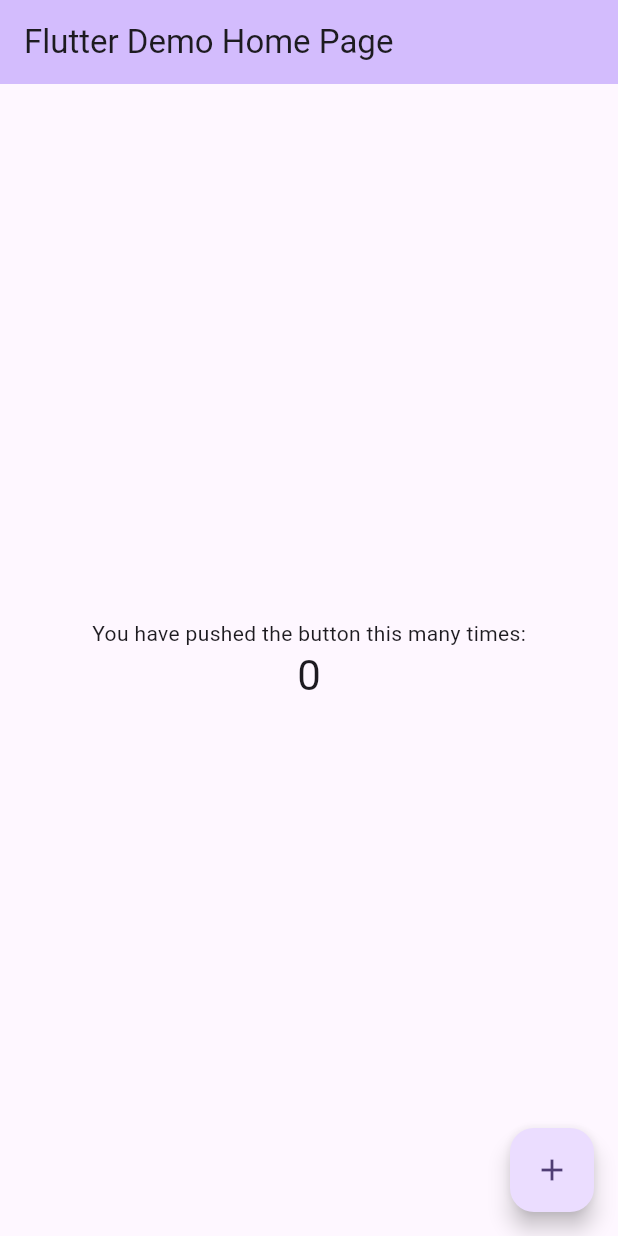
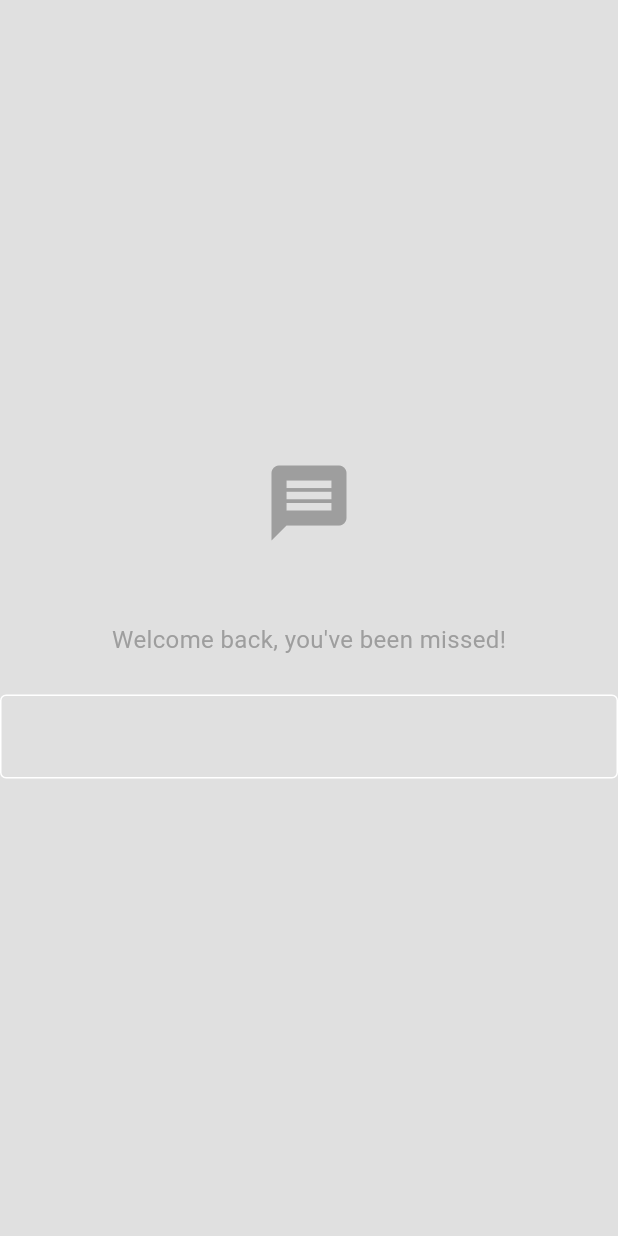
Before and after one commit to Shurrd/chat-app-flutter, a Flutter app: the screen it shows after launch, on a phone screen of 412 x 824 dp. Run offline on Flutter 3.47's test engine with Material 3 defaults, Android fonts, the phone set to English and light mode, and no system bars.

Commit message:
first commit

```diff
--- a/lib/main.dart
+++ b/lib/main.dart
@@ -1,3 +1,5 @@
+import 'package:chatapp/pages/login_page.dart';
+import 'package:chatapp/themes/light_mode.dart';
 import 'package:flutter/material.dart';
 
 void main() {
@@ -11,115 +13,9 @@ class MyApp extends StatelessWidget {
   @override
   Widget build(BuildContext context) {
     return MaterialApp(
-      title: 'Flutter Demo',
-      theme: ThemeData(
-        // This is the theme of your application.
-        //
-        // TRY THIS: Try running your application with "flutter run". You'll see
-        // the application has a blue toolbar. Then, without quitting the app,
-        // try changing the seedColor in the colorScheme below to Colors.green
-        // and then invoke "hot reload" (save your changes or press the "hot
-        // reload" button in a Flutter-supported IDE, or press "r" if you used
-        // the command line to start the app).
-        //
-        // Notice that the counter didn't reset back to zero; the application
-        // state is not lost during the reload. To reset the state, use hot
-        // restart instead.
-        //
-        // This works for code too, not just values: Most code changes can be
-        // tested with just a hot reload.
-        colorScheme: ColorScheme.fromSeed(seedColor: Colors.deepPurple),
-        useMaterial3: true,
-      ),
-      home: const MyHomePage(title: 'Flutter Demo Home Page'),
+      debugShowCheckedModeBanner: false,
+      home: LoginPage(),
+      theme: lightMode,
     );
   }
 }
-
-class MyHomePage extends StatefulWidget {
-  const MyHomePage({super.key, required this.title});
-
-  // This widget is the home page of your application. It is stateful, meaning
-  // that it has a State object (defined below) that contains fields that affect
-  // how it looks.
-
-  // This class is the configuration for the state. It holds the values (in this
-  // case the title) provided by the parent (in this case the App widget) and
-  // used by the build method of the State. Fields in a Widget subclass are
-  // always marked "final".
-
-  final String title;
-
-  @override
-  State<MyHomePage> createState() => _MyHomePageState();
-}
-
-class _MyHomePageState extends State<MyHomePage> {
-  int _counter = 0;
-
-  void _incrementCounter() {
-    setState(() {
-      // This call to setState tells the Flutter framework that something has
-      // changed in this State, which causes it to rerun the build method below
-      // so that the display can reflect the updated values. If we changed
-      // _counter without calling setState(), then the build method would not be
-      // called again, and so nothing would appear to happen.
-      _counter++;
-    });
-  }
-
-  @override
-  Widget build(BuildContext context) {
-    // This method is rerun every time setState is called, for instance as done
-    // by the _incrementCounter method above.
-    //
-    // The Flutter framework has been optimized to make rerunning build methods
-    // fast, so that you can just rebuild anything that needs updating rather
-    // than having to individually change instances of widgets.
-    return Scaffold(
-      appBar: AppBar(
-        // TRY THIS: Try changing the color here to a specific color (to
-        // Colors.amber, perhaps?) and trigger a hot reload to see the AppBar
-        // change color while the other colors stay the same.
-        backgroundColor: Theme.of(context).colorScheme.inversePrimary,
-        // Here we take the value from the MyHomePage object that was created by
-        // the App.build method, and use it to set our appbar title.
-        title: Text(widget.title),
-      ),
-      body: Center(
-        // Center is a layout widget. It takes a single child and positions it
-        // in the middle of the parent.
-        child: Column(
-          // Column is also a layout widget. It takes a list of children and
-          // arranges them vertically. By default, it sizes itself to fit its
-          // children horizontally, and tries to be as tall as its parent.
-          //
-          // Column has various properties to control how it sizes itself and
-          // how it positions its children. Here we use mainAxisAlignment to
-          // center the children vertically; the main axis here is the vertical
-          // axis because Columns are vertical (the cross axis would be
-          // horizontal).
-          //
-          // TRY THIS: Invoke "debug painting" (choose the "Toggle Debug Paint"
-          // action in the IDE, or press "p" in the console), to see the
-          // wireframe for each widget.
-          mainAxisAlignment: MainAxisAlignment.center,
-          children: <Widget>[
-            const Text(
-              'You have pushed the button this many times:',
-            ),
-            Text(
-              '$_counter',
-              style: Theme.of(context).textTheme.headlineMedium,
-            ),
-          ],
-        ),
-      ),
-      floatingActionButton: FloatingActionButton(
-        onPressed: _incrementCounter,
-        tooltip: 'Increment',
-        child: const Icon(Icons.add),
-      ), // This trailing comma makes auto-formatting nicer for build methods.
-    );
-  }
-}
--- /dev/null
+++ b/lib/pages/components/my_textfield.dart
@@ -0,0 +1,19 @@
+import 'package:flutter/material.dart';
+
+class MyTextField extends StatelessWidget {
+  const MyTextField({super.key});
+
+  @override
+  Widget build(BuildContext context) {
+    return TextField(
+      decoration: InputDecoration(
+        enabledBorder: OutlineInputBorder(
+          borderSide: BorderSide(color: Theme.of(context).colorScheme.tertiary),
+        ),
+        focusedBorder: OutlineInputBorder(
+          borderSide: BorderSide(color: Theme.of(context).colorScheme.primary),
+        ),
+      ),
+    );
+  }
+}
--- /dev/null
+++ b/lib/pages/login_page.dart
@@ -0,0 +1,39 @@
+import 'package:chatapp/pages/components/my_textfield.dart';
+import 'package:flutter/material.dart';
+
+class LoginPage extends StatelessWidget {
+  const LoginPage({super.key});
+
+  @override
+  Widget build(BuildContext context) {
+    return Scaffold(
+      backgroundColor: Theme.of(context).colorScheme.background,
+      body: Center(
+        child: Column(
+          mainAxisAlignment: MainAxisAlignment.center,
+          children: [
+            Icon(
+              Icons.message,
+              size: 60,
+              color: Theme.of(context).colorScheme.primary,
+            ),
+            const SizedBox(
+              height: 50,
+            ),
+            Text(
+              "Welcome back, you've been missed!",
+              style: TextStyle(
+                color: Theme.of(context).colorScheme.primary,
+                fontSize: 16,
+              ),
+            ),
+            const SizedBox(
+              height: 25,
+            ),
+            MyTextField()
+          ],
+        ),
+      ),
+    );
+  }
+}
--- /dev/null
+++ b/lib/themes/light_mode.dart
@@ -0,0 +1,11 @@
+import 'package:flutter/material.dart';
+
+ThemeData lightMode = ThemeData(
+  colorScheme: ColorScheme.light(
+    background: Colors.grey.shade300,
+    primary: Colors.grey.shade500,
+    secondary: Colors.grey.shade200,
+    tertiary: Colors.white,
+    inversePrimary: Colors.grey.shade900,
+  ),
+);
```
